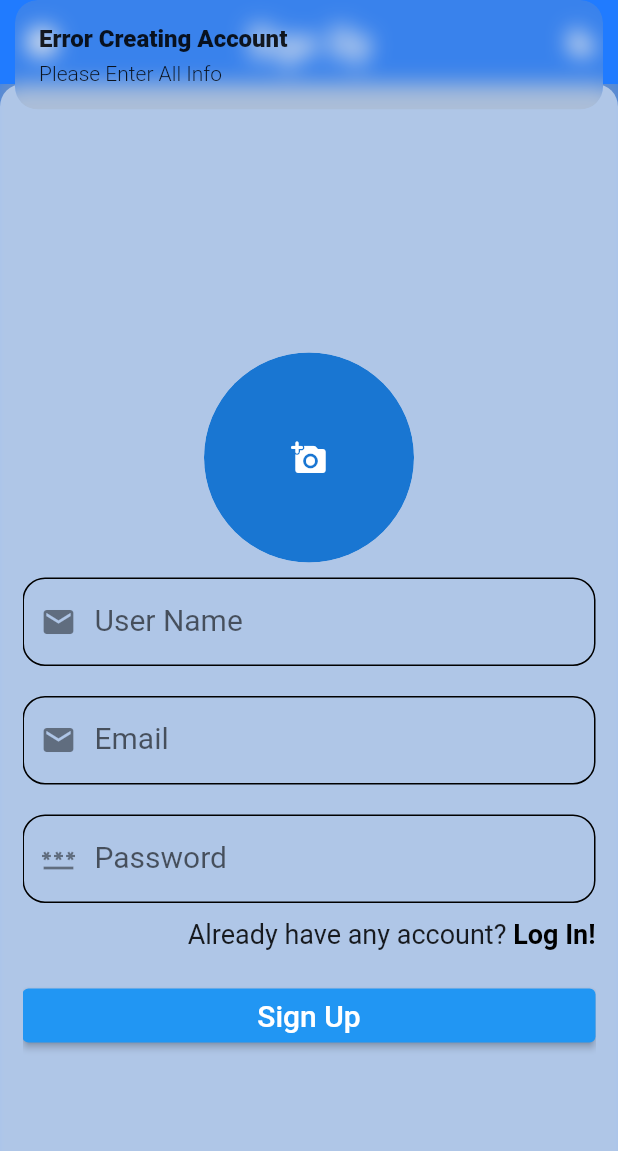
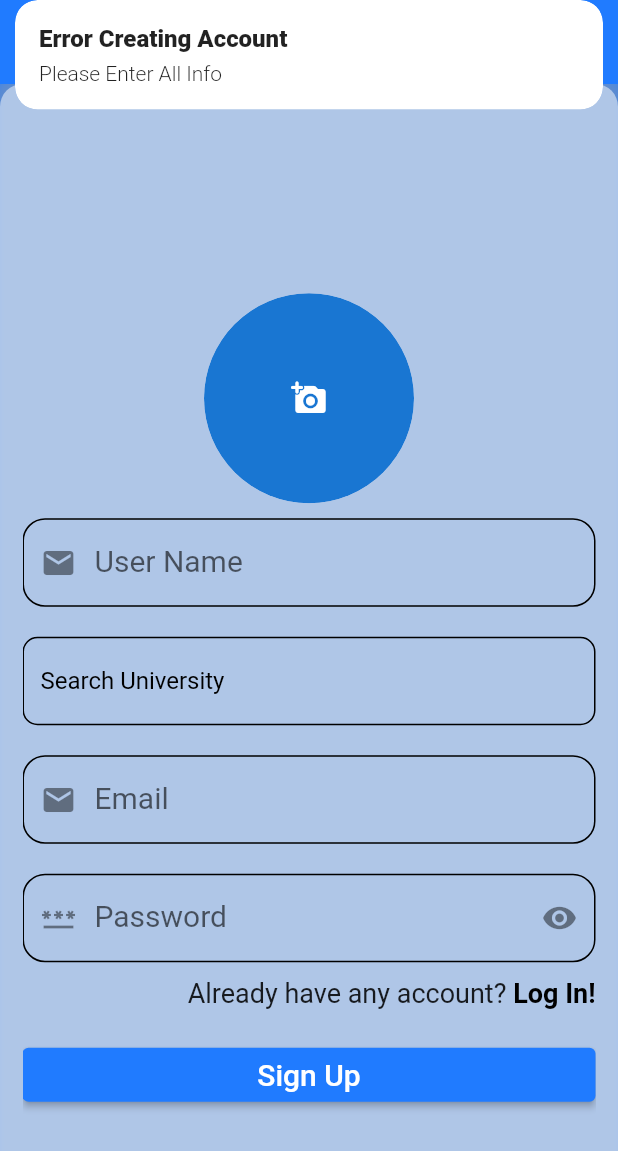
Before and after one commit to zamansheikh/campus_saga, a Flutter app: the screen it shows after launch, after a tap on "Don't have any account?", after a tap on "Sign Up", on a phone screen of 412 x 824 dp. Shown: the top 1151 px of the screen. Run offline on Flutter 3.47's test engine with Material 2 defaults, Android fonts, the phone set to English and light mode, and no system bars; drawn by our look-alikes of searchfield; our stand-ins replace cloud_firestore, dropdown_button2, firebase_auth, firebase_core, firebase_database, firebase_storage and 3 more; accounts and stored records are empty; project files that could hold a hidden picture were left out.

Commit message:
SignUp and LogIn Fix

```diff
--- a/lib/app/data/providers/auth/auth_controller.dart
+++ b/lib/app/data/providers/auth/auth_controller.dart
@@ -15,6 +15,7 @@ class AuthController extends GetxController {
   FirebaseDatabase database = FirebaseDatabase.instance;
   DatabaseReference databaseRef = FirebaseDatabase.instance.ref('profile');
   String? userId;
+  RxBool isLoading = false.obs;
 
   // Rx Variables
   late Rx<User?> _firebaseUser;
@@ -118,9 +119,15 @@ class AuthController extends GetxController {
   // }
 
   void newRegister(
-      String userName, String email, String password, File? image) async {
+      {required String userName,
+      required String UvName,
+      required String email,
+      required String password,
+      required File? image}) async {
     try {
+      isLoading.value = true; // Start Loading
       if (userName.isNotEmpty &&
+          UvName.isNotEmpty &&
           email.isNotEmpty &&
           password.isNotEmpty &&
           image != null) {
@@ -139,29 +146,42 @@ class AuthController extends GetxController {
           'profilePhoto': downloadUrl,
           'uid': userId, // Use userId here
           'gender': "Not Specified",
-          'university': "N/A",
+          'university': UvName,
           'department': "N/A",
           'isVerified': false,
         });
+        Get.snackbar("Success", "Now you can login",
+            backgroundColor: Colors.white);
+        isLoading.value = false;
       } else {
-        Get.snackbar("Error Creating Account", "Please Enter All Info");
+        Get.snackbar("Error Creating Account", "Please Enter All Info",
+            backgroundColor: Colors.white);
+        isLoading.value = false;
       }
     } catch (e) {
-      Get.snackbar("Register Error!", e.toString());
+      Get.snackbar("Register Error!", e.toString(),
+          backgroundColor: Colors.white);
+      isLoading.value = false;
     }
   }
 
   void logInUser(String email, String password) async {
     try {
+      isLoading.value = true;
       if (email.isNotEmpty && password.isNotEmpty) {
         await firebaseAuth.signInWithEmailAndPassword(
             email: email, password: password);
         print("LogInSuccess");
+        isLoading.value = false;
       } else {
-        Get.snackbar("Error Logging In", e.toString());
+        Get.snackbar("Error Logging In", e.toString(),
+            backgroundColor: Colors.white);
+        isLoading.value = false;
       }
     } catch (e) {
-      Get.snackbar("Error Logging In", e.toString());
+      Get.snackbar("Error Logging In", e.toString(),
+          backgroundColor: Colors.white);
+      isLoading.value = false;
     }
   }
 
@@ -170,7 +190,8 @@ class AuthController extends GetxController {
       await firebaseAuth.signOut();
       Get.offAllNamed(Routes.LOGIN);
     } catch (e) {
-      Get.snackbar("Error Logging Out", e.toString());
+      Get.snackbar("Error Logging Out", e.toString(),
+          backgroundColor: Colors.white);
     }
   }
 }
--- a/lib/app/data/widgets/text_editting_field.dart
+++ b/lib/app/data/widgets/text_editting_field.dart
@@ -5,12 +5,14 @@ class TextEdittingField extends StatelessWidget {
   final String labelText;
   final IconData icon;
   final bool isObscure;
-  const TextEdittingField(
+  bool showPass;
+  TextEdittingField(
       {super.key,
       this.controller,
       required this.labelText,
       required this.icon,
-      this.isObscure = false});
+      this.isObscure = false,
+      this.showPass = false});
 
   @override
   Widget build(BuildContext context) {
@@ -19,6 +21,16 @@ class TextEdittingField extends StatelessWidget {
       decoration: InputDecoration(
         labelText: labelText,
         prefixIcon: Icon(icon),
+        suffixIcon: Visibility(
+          visible: isObscure,
+          child: IconButton(
+              onPressed: () {
+                this.showPass = !showPass;
+              },
+              icon: showPass
+                  ? Icon(Icons.visibility_off)
+                  : Icon(Icons.visibility)),
+        ),
         labelStyle: const TextStyle(fontSize: 20),
         enabledBorder: OutlineInputBorder(
           borderRadius: BorderRadius.circular(15),
@@ -33,8 +45,7 @@ class TextEdittingField extends StatelessWidget {
           // ),
         ),
       ),
-      obscureText: isObscure,
-
+      obscureText: !showPass,
     );
   }
 }
--- a/lib/app/modules/login/views/login_view.dart
+++ b/lib/app/modules/login/views/login_view.dart
@@ -57,6 +57,11 @@ class LoginView extends GetView<LoginController> {
           child: Column(
             mainAxisAlignment: MainAxisAlignment.center,
             children: [
+              CircleAvatar(
+                radius: 70,
+                child: Image.asset("assets/icon/Campus_Saga_Icon.png"),
+                backgroundColor: Colors.white,
+              ),
               SizedBox(height: 20),
               TextEdittingField(
                 controller: controller.emailController,
@@ -95,9 +100,18 @@ class LoginView extends GetView<LoginController> {
               SizedBox(height: 20),
               SizedBox(
                 width: Get.width,
-                child: ElevatedButton(
+                child: authController.isLoading.value
+                    ? Center(
+                        child: CircularProgressIndicator(),
+                      )
+                    : ElevatedButton(
+                        style: ButtonStyle(
+                            backgroundColor: MaterialStatePropertyAll(
+                          Color(0xFF207BFF),
+                        )),
                         onPressed: () {
-                    authController.logInUser(controller.emailController.text,
+                          authController.logInUser(
+                              controller.emailController.text,
                               controller.passwordController.text);
                         },
                         child: Text(
--- a/lib/app/modules/promotion/views/promotion_view.dart
+++ b/lib/app/modules/promotion/views/promotion_view.dart
@@ -5,7 +5,6 @@ import 'package:firebase_database/ui/firebase_animated_list.dart';
 import 'package:flutter/material.dart';
 
 import 'package:get/get.dart';
-import 'package:get/get_connect/http/src/utils/utils.dart';
 import 'package:percent_indicator/linear_percent_indicator.dart';
 
 import '../controllers/promotion_controller.dart';
--- a/lib/app/modules/sign_up/controllers/sign_up_controller.dart
+++ b/lib/app/modules/sign_up/controllers/sign_up_controller.dart
@@ -2,21 +2,31 @@ import 'package:campus_saga/app/constants.dart';
 import 'package:campus_saga/app/data/providers/auth/auth_controller.dart';
 import 'package:flutter/material.dart';
 import 'package:get/get.dart';
+import 'package:searchfield/searchfield.dart';
 
 class SignUpController extends GetxController {
   final TextEditingController emailController = TextEditingController();
   final TextEditingController passwordController = TextEditingController();
   final TextEditingController userNameController = TextEditingController();
+  final TextEditingController universityController = TextEditingController();
+  RxBool isLoading = authController.isLoading;
 
-  void registerAUser() {
+  void registerAUser() async {
     authController.newRegister(
-      userNameController.text,
-      emailController.text,
-      passwordController.text,
-      AuthController.instance.pickedImage,
+      userName: userNameController.text,
+      UvName: universityController.text,
+      email: emailController.text,
+      password: passwordController.text,
+      image: AuthController.instance.pickedImage,
     );
   }
 
+  List<String> university = [
+    "DIU",
+    "BracU",
+    "NSU",
+  ];
+  List<SearchFieldListItem<dynamic>> suggestions = [];
   @override
   void onInit() {
     super.onInit();
--- a/lib/app/modules/sign_up/views/sign_up_view.dart
+++ b/lib/app/modules/sign_up/views/sign_up_view.dart
@@ -5,6 +5,7 @@ import 'package:campus_saga/app/routes/app_pages.dart';
 import 'package:flutter/material.dart';
 
 import 'package:get/get.dart';
+import 'package:searchfield/searchfield.dart';
 
 import '../controllers/sign_up_controller.dart';
 
@@ -88,6 +89,34 @@ class SignUpView extends GetView<SignUpController> {
                   icon: Icons.email,
                 ),
                 SizedBox(height: 20),
+                SearchField(
+                  controller: controller.universityController,
+                  suggestions: controller.university
+                      .map((e) => SearchFieldListItem(
+                            e,
+                          ))
+                      .toList(),
+                  suggestionsDecoration: SuggestionDecoration(
+                    color: Colors.white,
+                    shape: BoxShape.rectangle,
+                  ),
+                  searchInputDecoration: InputDecoration(
+                    hintText: "Search University",
+                    hintStyle: TextStyle(
+                      color: Colors.black,
+                    ),
+                    border: OutlineInputBorder(
+                      borderRadius: BorderRadius.circular(10),
+                    ),
+                    focusedBorder: OutlineInputBorder(
+                      borderRadius: BorderRadius.circular(10),
+                    ),
+                    enabledBorder: OutlineInputBorder(
+                      borderRadius: BorderRadius.circular(10),
+                    ),
+                  ),
+                ),
+                SizedBox(height: 20),
                 TextEdittingField(
                   controller: controller.emailController,
                   labelText: "Email",
@@ -125,13 +154,23 @@ class SignUpView extends GetView<SignUpController> {
                 SizedBox(height: 20),
                 SizedBox(
                   width: Get.width,
-                  child: ElevatedButton(
+                  child: Obx(
+                    () => authController.isLoading.value
+                        ? Center(
+                            child: CircularProgressIndicator(),
+                          )
+                        : ElevatedButton(
+                            style: ButtonStyle(
+                                backgroundColor: MaterialStatePropertyAll(
+                              Color(0xFF207BFF),
+                            )),
                             onPressed: () {
                               controller.registerAUser();
                             },
                             child: Text(
                               "Sign Up",
                               style: TextStyle(fontSize: 20),
+                            ),
                           ),
                   ),
                 ),
--- a/pubspec.yaml
+++ b/pubspec.yaml
@@ -24,6 +24,7 @@ dependencies:
   cloud_firestore: ^4.9.1
   image_picker: ^1.0.4
   firebase_database: ^10.2.6
+  searchfield: ^0.8.4
 
 flutter_launcher_icons:
   android: "launcher_icon"
@@ -58,6 +59,7 @@ flutter:
     - assets/images/
     - assets/temp/
     - assets/models/
+    - assets/icon/
     # - assets/svg/
     # - assets/icon/
 
```
Also changed, not shown: pubspec.lock. Lines whose indentation alone changed are shown as unchanged.
